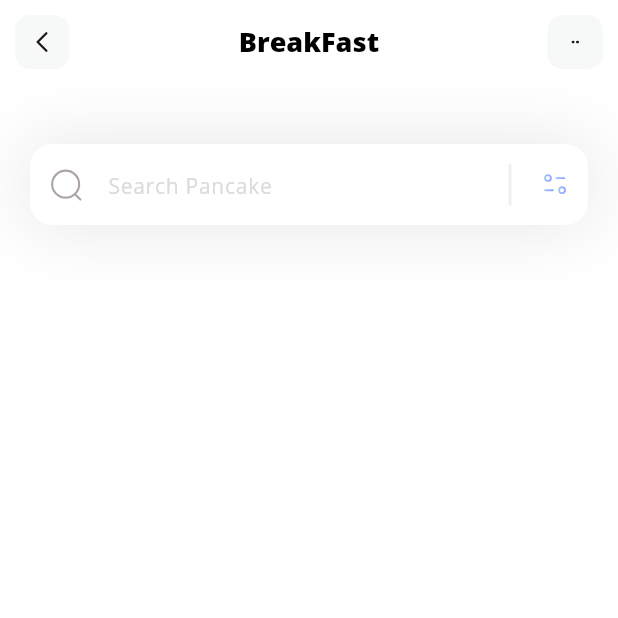
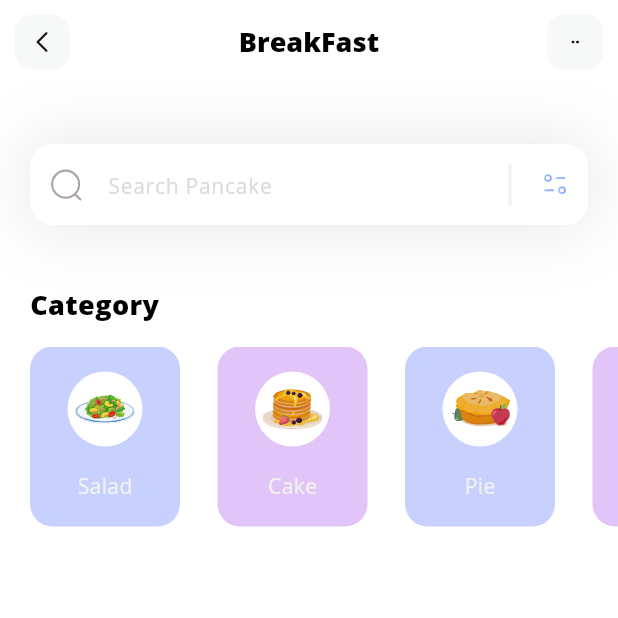
Before and after one commit to JADDOU3/SFP, a Flutter app: the screen it shows after launch, on a phone screen of 412 x 824 dp, the top half of it. Run offline on Flutter 3.47's test engine with Material 3 defaults, Android fonts, the phone set to English and light mode, and no system bars; our stand-ins replace flutter_svg.

Commit message:
Category implementation

```diff
--- /dev/null
+++ b/lib/models/CategoryModel.dart
@@ -0,0 +1,49 @@
+import 'dart:ui';
+
+class CategoryModel {
+  String name;
+  String iconPath;
+  Color boxColor;
+  CategoryModel({
+    required this.name,
+    required this.iconPath,
+    required this.boxColor,
+  });
+  static List<CategoryModel> getCategory(){
+    List<CategoryModel> categories = [];
+
+    categories.add(
+        CategoryModel(
+          name: 'Salad',
+          iconPath: 'assets/icons/plate.svg',
+          boxColor: Color(0xff92a3fd)
+        )
+    );
+
+
+    categories.add(
+        CategoryModel(
+            name: 'Cake',
+            iconPath: 'assets/icons/pancakes.svg',
+            boxColor: Color(0xffc58bf2)
+        )
+    );
+
+    categories.add(
+        CategoryModel(
+            name: 'Pie',
+            iconPath: 'assets/icons/pie.svg',
+            boxColor: Color(0xff92a3fd)
+        )
+    );
+
+    categories.add(
+        CategoryModel(
+            name: 'Smothies',
+            iconPath: 'assets/icons/orange-snacks.svg',
+            boxColor: Color(0xffc58bf2)
+        )
+    );
+    return categories;
+  }
+}
--- a/lib/pages/home/HomePage.dart
+++ b/lib/pages/home/HomePage.dart
@@ -1,19 +1,30 @@
 
 
 import 'package:flutter/material.dart';
+import 'package:flutter/rendering.dart';
 import 'package:flutter_svg/flutter_svg.dart';
+import 'package:flutter_test_project/models/CategoryModel.dart';
 
 class HomePage extends StatelessWidget {
-  const HomePage({super.key});
+  HomePage({super.key});
+  List<CategoryModel> categories = [];
+
+  void getCategories(){
+    categories = CategoryModel.getCategory();
+  }
 
   @override
   Widget build(BuildContext context) {
+    getCategories();
     return Scaffold(
       appBar: appBar(),
       backgroundColor: Colors.white,
       body: Column(
+        crossAxisAlignment: CrossAxisAlignment.start,
         children: [
           searchField(),
+          SizedBox(height: 40,),
+          categorySection(),
         ],
       ),
     );
@@ -129,4 +140,71 @@ class HomePage extends StatelessWidget {
       ),
     );
   }
+
+  Column categorySection(){
+    return Column(
+      crossAxisAlignment: CrossAxisAlignment.start,
+      children: [
+        Padding(
+          padding: const EdgeInsets.only(left: 20),
+          child: Text(
+            'Category',
+            style: TextStyle(
+              color: Colors.black,
+              fontSize: 18,
+              fontWeight: FontWeight.w600,
+            ),
+          ),
+        ),
+        SizedBox(height: 15,),
+        Container(
+          height: 120,
+          child: ListView.separated(
+            itemCount: categories.length,
+            scrollDirection: Axis.horizontal,
+            padding: EdgeInsets.only(
+                left: 20,
+                right: 20
+            ),
+            separatorBuilder: (context , index) => SizedBox(width: 25,),
+            itemBuilder: (context,index){
+              return Container(
+                width: 100,
+                decoration: BoxDecoration(
+                    color: categories[index].boxColor.withOpacity(0.5),
+                    borderRadius: BorderRadius.circular(15)
+                ),
+                child: Column(
+                  mainAxisAlignment: MainAxisAlignment.spaceEvenly,
+                  children: [
+                    Container(
+                      width: 50,
+                      height : 50,
+                      decoration: BoxDecoration(
+                        color: Colors.white,
+                        shape: BoxShape.circle,
+                      ),
+                      child:
+                      Padding(
+                        padding: const EdgeInsets.all(5),
+                        child: SvgPicture.asset(categories[index].iconPath),
+                      ),
+                    ),
+                    Text(
+                      categories[index].name,
+                      style: TextStyle(
+                          fontWeight: FontWeight.w400,
+                          color: Color(0xfff1f1f1),
+                          fontSize: 14
+                      ),
+                    )
+                  ],
+                ),
+              );
+            },
+          ),
+        ),
+      ],
+    );
+  }
 }
```
